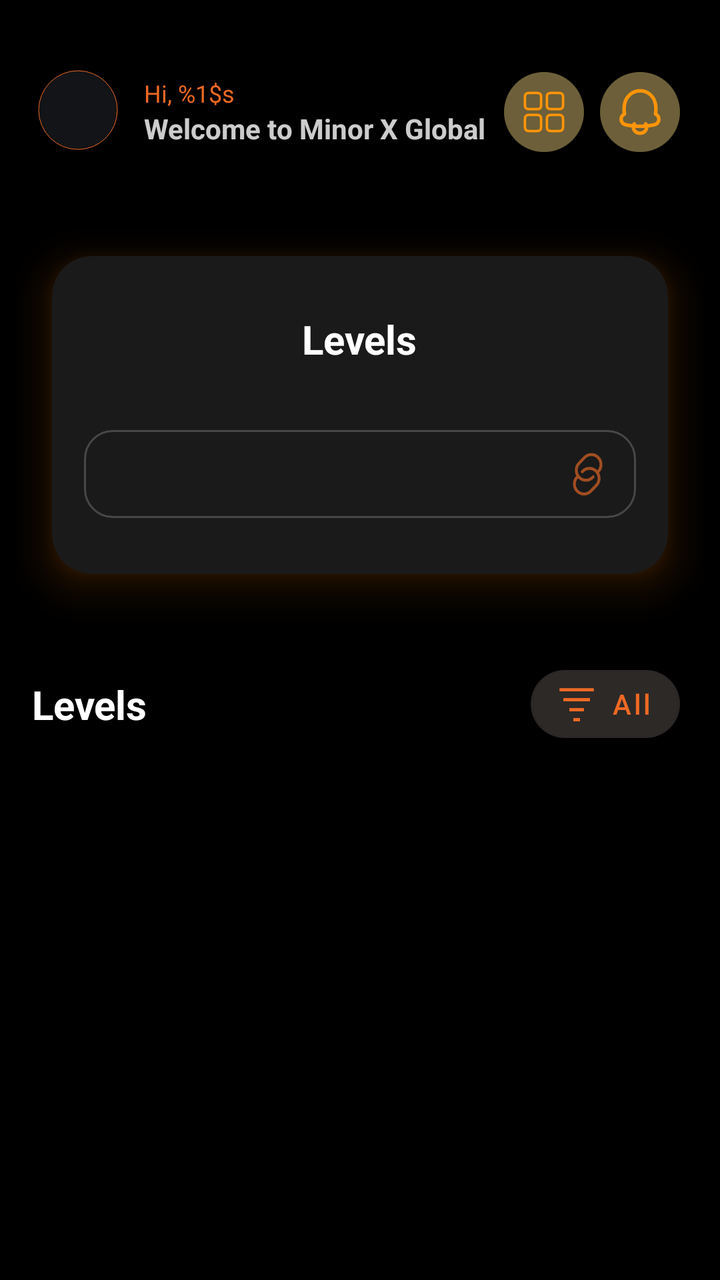
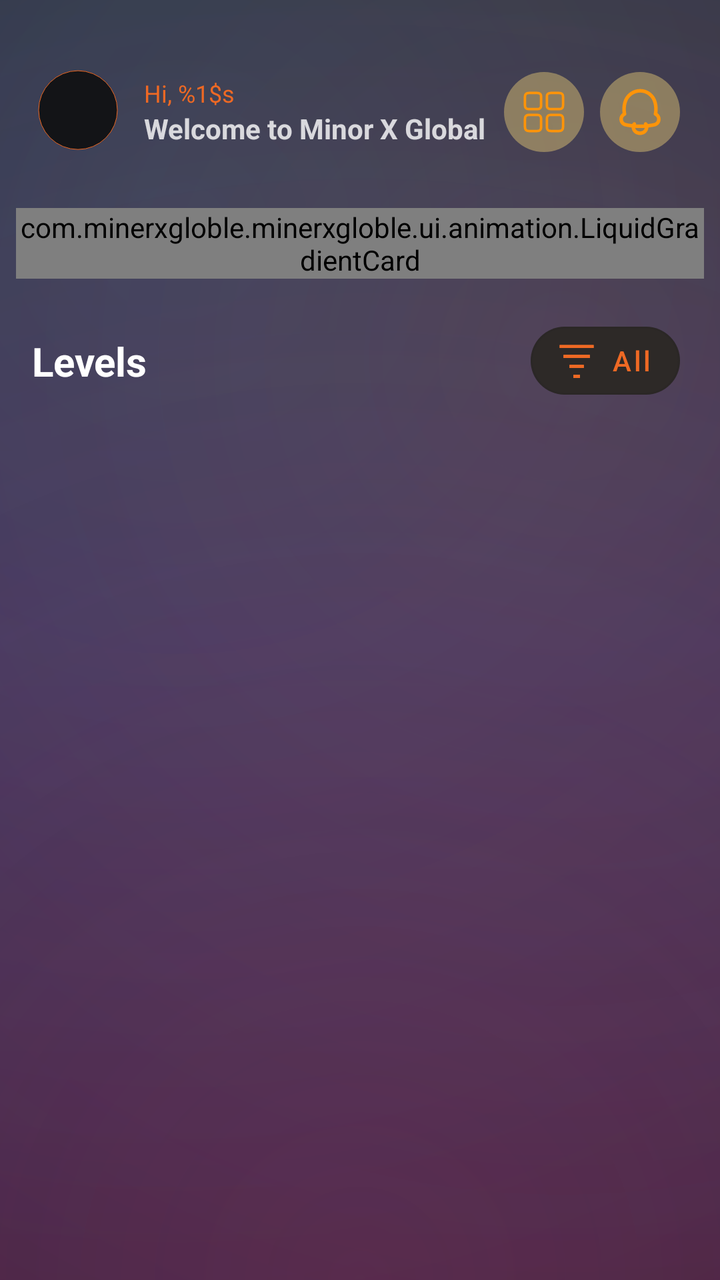

The first picture is an Android layout as it rendered before a commit; the second is the same layout after the commit. The layout source and the unified diff follow.
<!-- AndroidManifest.xml: application theme Theme.Bitbloom -->
<!-- res/layout/fragment_team_levels.xml -->
<?xml version="1.0" encoding="utf-8"?>
<androidx.coordinatorlayout.widget.CoordinatorLayout xmlns:android="http://schemas.android.com/apk/res/android"
    xmlns:app="http://schemas.android.com/apk/res-auto"
    xmlns:tools="http://schemas.android.com/tools"
    android:id="@+id/root"
    android:layout_width="match_parent"
    android:layout_height="match_parent"
    android:background="@color/mxg_black">

    
    <androidx.core.widget.NestedScrollView
        android:id="@+id/scrollContainer"
        android:layout_width="match_parent"
        android:layout_height="match_parent"
        android:fillViewport="true"
        android:scrollbars="none"
        app:layout_behavior="@string/appbar_scrolling_view_behavior">

        
        <androidx.constraintlayout.widget.ConstraintLayout
            android:layout_width="match_parent"
            android:layout_height="wrap_content">

            
            <androidx.constraintlayout.widget.Guideline
                android:id="@+id/gStart"
                android:layout_width="wrap_content"
                android:layout_height="wrap_content"
                android:orientation="vertical"
                app:layout_constraintGuide_begin="8dp" />

            <androidx.constraintlayout.widget.Guideline
                android:id="@+id/gEnd"
                android:layout_width="wrap_content"
                android:layout_height="wrap_content"
                android:orientation="vertical"
                app:layout_constraintGuide_end="8dp" />

            
            <androidx.constraintlayout.widget.ConstraintLayout
                android:id="@+id/topbar"
                android:layout_width="0dp"
                android:layout_height="64dp"
                android:layout_marginTop="@dimen/space_24"
                android:paddingStart="8dp"
                android:paddingEnd="12dp"
                app:layout_constraintEnd_toEndOf="@id/gEnd"
                app:layout_constraintStart_toStartOf="@id/gStart"
                app:layout_constraintTop_toTopOf="parent">

                <ImageView
                    android:id="@+id/avatar"
                    android:layout_width="46dp"
                    android:layout_height="46dp"
                    android:background="@drawable/ic_profile"
                    android:contentDescription="@string/app_name"
                    app:layout_constraintBottom_toBottomOf="parent"
                    app:layout_constraintStart_toStartOf="parent"
                    app:layout_constraintTop_toTopOf="parent" />

                <LinearLayout
                    android:id="@+id/titleWrap"
                    android:layout_width="0dp"
                    android:layout_height="wrap_content"
                    android:layout_marginStart="10dp"
                    android:orientation="vertical"
                    app:layout_constraintBottom_toBottomOf="@id/avatar"
                    app:layout_constraintEnd_toStartOf="@id/actionsRight"
                    app:layout_constraintStart_toEndOf="@id/avatar"
                    app:layout_constraintTop_toTopOf="@id/avatar">

                    <TextView
                        android:id="@+id/hiName"
                        android:layout_width="wrap_content"
                        android:layout_height="wrap_content"
                        android:text="@string/hi_name"
                        android:textColor="@color/orange"
                        android:textSize="12sp" />

                    <TextView
                        android:id="@+id/welcome"
                        android:layout_width="wrap_content"
                        android:layout_height="wrap_content"
                        android:text="@string/fragment_home_welcome_to_minor_x_globe"
                        android:textColor="@color/mxg_white_80"
                        android:textSize="14sp"
                        android:textStyle="bold" />
                </LinearLayout>

                <LinearLayout
                    android:id="@+id/actionsRight"
                    android:layout_width="wrap_content"
                    android:layout_height="wrap_content"
                    android:orientation="horizontal"
                    app:layout_constraintBottom_toBottomOf="parent"
                    app:layout_constraintEnd_toEndOf="parent"
                    app:layout_constraintTop_toTopOf="parent">

                    <ImageView
                        android:id="@+id/menu"
                        android:layout_width="40dp"
                        android:layout_height="40dp"
                        android:background="@drawable/ic_window"
                        android:contentDescription="@string/open_menu"
                        android:padding="8dp" />

                    <ImageView
                        android:id="@+id/notification_ic"
                        android:layout_width="40dp"
                        android:layout_height="40dp"
                        android:layout_marginStart="8dp"
                        android:background="@drawable/ic_bell"
                        android:contentDescription="@string/notifications"
                        android:padding="8dp" />
                </LinearLayout>
            </androidx.constraintlayout.widget.ConstraintLayout>

            
            <FrameLayout
                android:id="@+id/headerWrap"
                android:layout_width="0dp"
                android:layout_height="wrap_content"
                android:layout_marginTop="16dp"
                app:layout_constraintEnd_toEndOf="@id/gEnd"
                app:layout_constraintStart_toStartOf="@id/gStart"
                app:layout_constraintTop_toBottomOf="@id/topbar">

                <com.google.android.material.card.MaterialCardView
                    android:layout_width="match_parent"
                    android:layout_height="wrap_content"
                    android:outlineAmbientShadowColor="#FF7B00"
                    android:outlineSpotShadowColor="#FF7B00"
                    app:cardBackgroundColor="@color/main_card_color"
                    app:cardCornerRadius="20dp"
                    app:cardElevation="12dp"
                    app:cardUseCompatPadding="true"
                    app:strokeColor="@android:color/transparent"
                    app:strokeWidth="0dp">

                    <LinearLayout
                        android:layout_width="match_parent"
                        android:layout_height="wrap_content"
                        android:orientation="vertical"
                        android:paddingHorizontal="16dp"
                        android:paddingVertical="28dp">

                        <TextView
                            android:id="@+id/tvLevel"
                            android:layout_width="wrap_content"
                            android:layout_height="wrap_content"
                            android:layout_gravity="center_horizontal"
                            android:text="@string/fragment_team_levels_levels"
                            android:textColor="@color/white"
                            android:textSize="20sp"
                            android:textStyle="bold" />

                        <TextView
                            android:id="@+id/inputReferral"
                            android:layout_width="match_parent"
                            android:layout_height="wrap_content"
                            android:layout_marginTop="32dp"
                            android:background="@drawable/bg_referral"
                            android:drawablePadding="8dp"
                            android:ellipsize="end"
                            android:gravity="center_vertical"
                            android:paddingHorizontal="12dp"
                            android:paddingVertical="10dp"
                            android:singleLine="true"
                            android:text=""
                            android:textColor="@color/white"
                            android:textSize="12sp"
                            app:drawableEndCompat="@drawable/ic_link"
                            app:drawableTint="#A2EE6924" />
                    </LinearLayout>
                </com.google.android.material.card.MaterialCardView>
            </FrameLayout>

            
            <androidx.constraintlayout.widget.ConstraintLayout
                android:id="@+id/sectionHeader"
                android:layout_width="0dp"
                android:layout_height="wrap_content"
                android:layout_marginTop="18dp"
                android:paddingStart="8dp"
                android:paddingEnd="12dp"
                app:layout_constraintEnd_toEndOf="@id/gEnd"
                app:layout_constraintStart_toStartOf="@id/gStart"
                app:layout_constraintTop_toBottomOf="@id/headerWrap">

                <TextView
                    android:id="@+id/tvLevels"
                    android:layout_width="0dp"
                    android:layout_height="wrap_content"
                    android:ellipsize="end"
                    android:gravity="center_vertical"
                    android:maxLines="1"
                    android:text="@string/fragment_team_levels_levels"
                    android:textColor="@color/white"
                    android:textSize="20sp"
                    android:textStyle="bold"
                    app:layout_constraintBottom_toBottomOf="@id/filterAllBtn"
                    app:layout_constraintEnd_toStartOf="@id/filterAllBtn"
                    app:layout_constraintStart_toStartOf="parent"
                    app:layout_constraintTop_toTopOf="parent" />

                <com.google.android.material.button.MaterialButton
                    android:id="@+id/filterAllBtn"
                    style="@style/Widget.MaterialComponents.Button.OutlinedButton"
                    android:layout_width="wrap_content"
                    android:layout_height="46dp"
                    android:minWidth="0dp"
                    android:paddingStart="14dp"
                    android:paddingEnd="14dp"
                    android:text="@string/fragment_deposit_all"
                    android:textAllCaps="false"
                    android:textColor="@color/orange"
                    android:textSize="14sp"
                    app:backgroundTint="#2D2927"
                    app:cornerRadius="18dp"
                    app:icon="@drawable/ic_filter_list"
                    app:iconGravity="textStart"
                    app:iconPadding="8dp"
                    app:iconTint="@color/orange"
                    app:layout_constraintBottom_toBottomOf="parent"
                    app:layout_constraintEnd_toEndOf="parent"
                    app:layout_constraintTop_toTopOf="parent" />
            </androidx.constraintlayout.widget.ConstraintLayout>

            
            <FrameLayout
                android:id="@+id/levelsListContainer"
                android:layout_width="0dp"
                android:layout_height="0dp"
                app:layout_constraintBottom_toBottomOf="parent"
                app:layout_constraintEnd_toEndOf="@id/gEnd"
                app:layout_constraintStart_toStartOf="@id/gStart"
                app:layout_constraintTop_toBottomOf="@id/sectionHeader">

                <androidx.recyclerview.widget.RecyclerView
                    android:id="@+id/teamLevelRv"
                    android:layout_width="match_parent"
                    android:layout_height="match_parent"
                    android:clipToPadding="false"
                    android:paddingBottom="80dp"
                    app:layoutManager="androidx.recyclerview.widget.LinearLayoutManager"
                    tools:listitem="@layout/item_team_level" />

                <com.facebook.shimmer.ShimmerFrameLayout
                    android:id="@+id/shimmerLevels"
                    android:layout_width="match_parent"
                    android:layout_height="match_parent"
                    android:paddingStart="16dp"
                    android:paddingTop="8dp"
                    android:paddingEnd="16dp"
                    android:paddingBottom="80dp"
                    android:visibility="gone"
                    app:shimmer_auto_start="false"
                    app:shimmer_base_alpha="0.9"
                    app:shimmer_duration="1100"
                    app:shimmer_highlight_alpha="0.6"
                    app:shimmer_intensity="0.35">

                    <LinearLayout
                        android:id="@+id/skeletonLevelsList"
                        android:layout_width="match_parent"
                        android:layout_height="wrap_content"
                        android:divider="@drawable/divider_rank_list_gap"
                        android:orientation="vertical"
                        android:showDividers="middle" />
                </com.facebook.shimmer.ShimmerFrameLayout>
            </FrameLayout>
        </androidx.constraintlayout.widget.ConstraintLayout>
    </androidx.core.widget.NestedScrollView>
</androidx.coordinatorlayout.widget.CoordinatorLayout>
<!-- res/layout/item_team_level.xml (included above) -->
<?xml version="1.0" encoding="utf-8"?>
<RelativeLayout xmlns:android="http://schemas.android.com/apk/res/android"
    xmlns:app="http://schemas.android.com/apk/res-auto"
    android:layout_width="match_parent"
    android:layout_height="wrap_content">

    <com.google.android.material.card.MaterialCardView
        android:id="@+id/levelCard"
        android:layout_width="match_parent"
        android:layout_height="wrap_content"
        android:layout_margin="0dp"
        android:foreground="?attr/selectableItemBackground"
        android:outlineAmbientShadowColor="#A9FF7B00"
        android:outlineSpotShadowColor="#A9FF7B00"
        app:cardBackgroundColor="@color/main_card_color"
        app:cardCornerRadius="20dp"
        app:cardElevation="12dp"
        app:cardUseCompatPadding="true"
        app:strokeColor="@android:color/transparent"
        app:strokeWidth="0dp">

        <LinearLayout
            android:layout_width="match_parent"
            android:layout_height="wrap_content"
            android:orientation="horizontal"
            android:paddingHorizontal="14dp"
            android:paddingVertical="18dp">

            
            <FrameLayout
                android:layout_width="90dp"
                android:layout_height="90dp"
                android:layout_gravity="center_vertical"
                android:layout_marginEnd="14dp"
                android:padding="1dp">

                <View
                    android:layout_width="match_parent"
                    android:layout_height="match_parent"
                    android:alpha="0.07"
                    android:background="@drawable/glow_orange" />

                <ImageView
                    android:id="@+id/levelIcon"
                    android:layout_width="match_parent"
                    android:layout_height="match_parent"
                    android:contentDescription="@string/fragment_team_levels_levels"
                    android:scaleType="centerInside"
                    android:src="@drawable/logo" />
            </FrameLayout>

            
            <LinearLayout
                android:layout_width="0dp"
                android:layout_height="wrap_content"
                android:layout_weight="1"
                android:orientation="vertical">

                <TextView
                    android:id="@+id/levelTitle"
                    android:layout_width="wrap_content"
                    android:layout_height="wrap_content"
                    android:ellipsize="end"
                    android:maxLines="1"
                    android:text="@string/item_team_level_level_1"
                    android:textColor="@color/orange"
                    android:textSize="18sp"
                    android:textStyle="bold" />

                <TextView
                    android:id="@+id/totalMembers"
                    android:layout_width="wrap_content"
                    android:layout_height="wrap_content"
                    android:layout_marginTop="6dp"
                    android:text="@string/item_team_level_total_member_120"
                    android:textColor="@color/grey"
                    android:textSize="13sp" />

                <TextView
                    android:id="@+id/activeMembers"
                    android:layout_width="wrap_content"
                    android:layout_height="wrap_content"
                    android:layout_marginTop="4dp"
                    android:text="@string/item_team_level_active_member_105"
                    android:textColor="@color/grey"
                    android:textSize="13sp" />

                <TextView
                    android:id="@+id/investedAmount"
                    android:layout_width="wrap_content"
                    android:layout_height="wrap_content"
                    android:layout_marginTop="4dp"
                    android:text="@string/item_team_level_invested_amount_24000"
                    android:textColor="@color/orange"
                    android:textSize="14sp"
                    android:textStyle="bold" />
            </LinearLayout>
        </LinearLayout>
    </com.google.android.material.card.MaterialCardView>
</RelativeLayout>
<!-- resources referenced by this layout -->
<resources>
  <color name="grey">#B4FFFFFF</color>
  <color name="main_card_color">#1A1A1A</color>
  <color name="mxg_black">#000000</color>
  <color name="mxg_white_80">#CCFFFFFF</color>
  <color name="orange">#EE6924</color>
  <color name="white">#FFFFFFFF</color>
  <dimen name="space_24">24dp</dimen>
  <!-- drawable bg_referral (drawable) -->
  <?xml version="1.0" encoding="utf-8"?>
  <shape xmlns:android="http://schemas.android.com/apk/res/android" android:shape="rectangle">
      <solid android:color="#221A1A1A"/>    
      <corners android:radius="14dp"/>
      <stroke android:width="1dp" android:color="#33FFFFFF"/> 
      <padding android:left="6dp" android:top="4dp" android:right="6dp" android:bottom="4dp"/>
  </shape>
  <string name="app_name">Miner X</string>
  <string name="fragment_deposit_all">All</string>
  <string name="fragment_home_welcome_to_minor_x_globe">Welcome to Minor X Global</string>
  <string name="fragment_team_levels_levels">Levels</string>
  <string name="hi_name">Hi, %1$s</string>
  <string name="item_team_level_active_member_105">Active Member : 105</string>
  <string name="item_team_level_invested_amount_24000">Invested Amount : 24000$</string>
  <string name="item_team_level_level_1">Level 1</string>
  <string name="item_team_level_total_member_120">Total Member : 120</string>
  <string name="notifications">Notifications</string>
  <string name="open_menu">Open navigation menu</string>
  <color name="nav_bar_color">#131417</color>
  <color name="mxg_white">#FFFFFF</color>
  <color name="status_bar_color">#EE6924</color>
  <color name="light_status_bar_color">#EE6924</color>
  <!-- unchanged entries left out for length: 13 -->
</resources>

<!-- the commit's change to res/layout/fragment_team_levels.xml (unified diff, before → after) -->
@@ -5,7 +5,7 @@
     android:id="@+id/root"
     android:layout_width="match_parent"
     android:layout_height="match_parent"
-    android:background="@color/mxg_black">
+    android:background="@drawable/bg_mxg_deposit_gradient">
 
     
     <androidx.core.widget.NestedScrollView
@@ -125,12 +125,13 @@
                 app:layout_constraintStart_toStartOf="@id/gStart"
                 app:layout_constraintTop_toBottomOf="@id/topbar">
 
-                <com.google.android.material.card.MaterialCardView
+                <com.minerxgloble.minerxgloble.ui.animation.LiquidGradientCard
                     android:layout_width="match_parent"
                     android:layout_height="wrap_content"
                     android:outlineAmbientShadowColor="#FF7B00"
                     android:outlineSpotShadowColor="#FF7B00"
-                    app:cardBackgroundColor="@color/main_card_color"
+                    android:foreground="@drawable/ripple_dark"
+                    app:cardBackgroundColor="@android:color/transparent"
                     app:cardCornerRadius="20dp"
                     app:cardElevation="12dp"
                     app:cardUseCompatPadding="true"
@@ -159,7 +160,7 @@
                             android:layout_width="match_parent"
                             android:layout_height="wrap_content"
                             android:layout_marginTop="32dp"
-                            android:background="@drawable/bg_referral"
+                            android:background="@drawable/bg_referral_home"
                             android:drawablePadding="8dp"
                             android:ellipsize="end"
                             android:gravity="center_vertical"
@@ -172,8 +173,9 @@
                             app:drawableEndCompat="@drawable/ic_link"
                             app:drawableTint="#A2EE6924" />
                     </LinearLayout>
-                </com.google.android.material.card.MaterialCardView>
+                </com.minerxgloble.minerxgloble.ui.animation.LiquidGradientCard>
             </FrameLayout>
+
 
             
             <androidx.constraintlayout.widget.ConstraintLayout
<!-- resource entries referenced after the edit -->
@@ -7,14 +7,84 @@
   <color name="orange">#EE6924</color>
   <color name="white">#FFFFFFFF</color>
   <dimen name="space_24">24dp</dimen>
-  <!-- drawable bg_referral (drawable) -->
+  <!-- drawable bg_mxg_deposit_gradient (drawable) -->
+  <?xml version="1.0" encoding="utf-8"?>
+  <layer-list xmlns:android="http://schemas.android.com/apk/res/android">
+  
+      
+      <item>
+          <shape android:shape="rectangle">
+              <gradient
+                  android:type="linear"
+                  android:angle="270"
+                  android:startColor="#1C1F3A"
+                  android:centerColor="#2C2150"
+                  android:endColor="#341A38"/>
+          </shape>
+      </item>
+  
+      
+      <item android:gravity="top|start">
+          <shape android:shape="rectangle">
+              <gradient
+                  android:type="radial"
+                  android:centerX="25%"
+                  android:centerY="18%"
+                  android:gradientRadius="700dp"
+                  android:startColor="#2240E6FF"
+                  android:centerColor="#0F40E6FF"
+                  android:endColor="#0040E6FF"/>
+          </shape>
+      </item>
+  
+      
+      <item android:gravity="top|end">
+          <shape android:shape="rectangle">
+              <gradient
+                  android:type="radial"
+                  android:centerX="78%"
+                  android:centerY="28%"
+                  android:gradientRadius="700dp"
+                  android:startColor="#26FF9F43"
+                  android:centerColor="#12FF9F43"
+                  android:endColor="#00FF9F43"/>
+          </shape>
+      </item>
+  
+      
+      <item android:gravity="bottom|center_horizontal">
+          <shape android:shape="rectangle">
+              <gradient
+                  android:type="radial"
+                  android:centerX="50%"
+                  android:centerY="100%"
+                  android:gradientRadius="820dp"
+                  android:startColor="#26E640A1"
+                  android:centerColor="#10E640A1"
+                  android:endColor="#00E640A1"/>
+          </shape>
+      </item>
+  
+  </layer-list>
+  <!-- drawable bg_referral_home (drawable) -->
   <?xml version="1.0" encoding="utf-8"?>
   <shape xmlns:android="http://schemas.android.com/apk/res/android" android:shape="rectangle">
       <solid android:color="#221A1A1A"/>    
       <corners android:radius="14dp"/>
-      <stroke android:width="1dp" android:color="#33FFFFFF"/> 
+      <stroke android:width="1dp" android:color="@color/orange"/> 
       <padding android:left="6dp" android:top="4dp" android:right="6dp" android:bottom="4dp"/>
   </shape>
+  <!-- drawable ripple_dark (drawable) -->
+  <?xml version="1.0" encoding="utf-8"?>
+  <ripple xmlns:android="http://schemas.android.com/apk/res/android"
+      android:color="#26FFFFFF">
+      <item android:id="@android:id/mask">
+          <shape android:shape="rectangle">
+              <corners android:radius="20dp"/>
+              <solid android:color="#FFFFFFFF"/>
+          </shape>
+      </item>
+  </ripple>
   <string name="app_name">Miner X</string>
   <string name="fragment_deposit_all">All</string>
   <string name="fragment_home_welcome_to_minor_x_globe">Welcome to Minor X Global</string>
